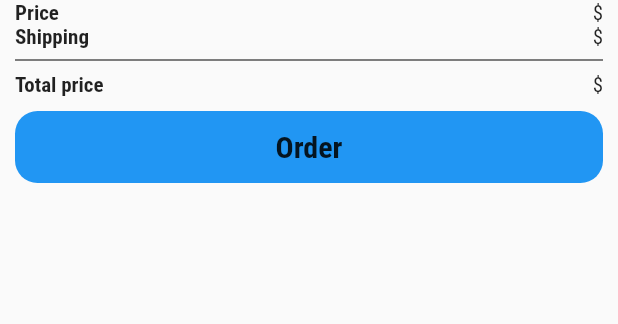
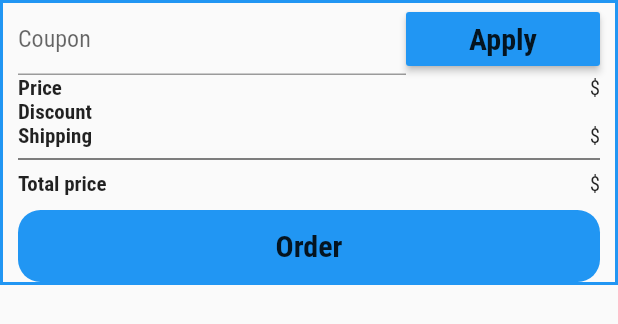
Before and after one commit to atowi7/E-Commerce_app, a Flutter app: the CartBottomAppBar widget shown alone on an empty page, opened directly with empty values, on a phone screen of 412 x 824 dp. Shown: the top 324 px of the screen. Run offline on Flutter 3.47's test engine with Material 2 defaults, Android fonts, the phone set to English and light mode, and no system bars; our stand-ins replace cached_network_image, dartz, firebase_core, flutter_otp_text_field, flutter_svg, geolocator and 4 more; accounts and stored records are empty; project files that could hold a hidden picture were left out.

Commit message:
add coupon and some modifications

```diff
--- a/lib/controller/cart_controller.dart
+++ b/lib/controller/cart_controller.dart
@@ -1,21 +1,33 @@
 import 'package:ecommerce_app/core/class/status_request.dart';
+import 'package:ecommerce_app/core/constant/route.dart';
 import 'package:ecommerce_app/core/function/handle_data.dart';
 import 'package:ecommerce_app/core/service/services.dart';
 import 'package:ecommerce_app/data/datasource/remote/cart_data.dart';
 import 'package:ecommerce_app/data/model/cartmodel.dart';
+import 'package:ecommerce_app/data/model/coupponmodel.dart';
+import 'package:flutter/material.dart';
 import 'package:get/get.dart';
 
 abstract class BaseCartController extends GetxController {
   viewCart();
   addCart(String proid);
   deleteCart(String proid);
+  applyCoupon();
+  double getTotalPrice();
+  goToCheckout();
 }
 
 class CartController extends BaseCartController {
   List<CartModel> dataList = [];
+  CouponModel? couponModel;
   int prosAmount = 0;
-  double totalPrice = 0.0;
-  double shipping = 100.0;
+  double price = 0;
+  double shipping = 0;
+
+  String? couponName;
+  int discount = 0;
+
+  TextEditingController? couponController;
 
   AppServices appServices = Get.find();
 
@@ -26,6 +38,7 @@ class CartController extends BaseCartController {
   @override
   void onInit() {
     viewCart();
+    couponController = TextEditingController();
     super.onInit();
   }
 
@@ -45,10 +58,12 @@ class CartController extends BaseCartController {
         dataList.addAll(data.map((e) => CartModel.fromJson(e)));
         Map amountAndprice = response['amountandprice'];
         prosAmount = int.parse(amountAndprice['amount']);
-        totalPrice = double.parse(amountAndprice['totalprice']);
+        price = double.parse(amountAndprice['totalprice']);
       } else {
         statusRequest = StatusRequest.noDatafailure;
       }
+    } else {
+      statusRequest = StatusRequest.serverFailure;
     }
     update();
   }
@@ -69,6 +84,8 @@ class CartController extends BaseCartController {
         Get.snackbar('NOTFY', 'add to cart Fail');
         statusRequest = StatusRequest.noDatafailure;
       }
+    } else {
+      statusRequest = StatusRequest.serverFailure;
     }
     update();
   }
@@ -93,4 +110,40 @@ class CartController extends BaseCartController {
     }
     update();
   }
+
+  @override
+  applyCoupon() async {
+    statusRequest = StatusRequest.loading;
+    update();
+    var response = await cartdata.checkCoupon(couponController!.text);
+
+    statusRequest = handleData(response);
+
+    if (StatusRequest.sucess == statusRequest) {
+      if (response['status'] == 'sucess') {
+        Map<String, dynamic> data = response['data'];
+        couponModel = CouponModel.fromJson(data);
+        couponName = couponModel!.couponName;
+        discount = int.parse(couponModel!.couponDiscount!);
+        getTotalPrice();
+      } else {
+        // couponName = 'invalid';
+        discount = 0;
+        Get.snackbar('NOTFY', 'Invalid coupon');
+      }
+    } else {
+      Get.snackbar('NOTFY', 'Server Error');
+    }
+    update();
+  }
+
+  @override
+  double getTotalPrice() {
+    return price - (price * (discount / 100));
+  }
+
+  @override
+  goToCheckout() {
+    Get.toNamed(AppRoute.checkout);
+  }
 }
--- a/lib/core/constant/applink.dart
+++ b/lib/core/constant/applink.dart
@@ -36,6 +36,7 @@ class AppLink {
   static const String cartAdd = '$server/cart/add.php';
   static const String cartDelete = '$server/cart/delete.php';
   static const String getcount = '$server/cart/getcount.php';
+  static const String chechcoupon = '$server/coupon/check.php';
 
   //address
   static const String addressview = '$server/address/view.php';
--- a/lib/core/constant/route.dart
+++ b/lib/core/constant/route.dart
@@ -22,8 +22,11 @@ class AppRoute {
   static const String cart = '/cart';
 
   //address
-   static const String addressview = '/addressview';
+  static const String addressview = '/addressview';
   static const String addressadd = '/addressadd';
   static const String addressadddetail = '/addressadddetail';
   static const String addressedit = '/addressedit';
+
+  //Checkout
+  static const String checkout = '/checkout';
 }
--- a/lib/core/constant/theme.dart
+++ b/lib/core/constant/theme.dart
@@ -2,7 +2,17 @@ import 'package:ecommerce_app/core/constant/color.dart';
 import 'package:flutter/material.dart';
 
 ThemeData englishTheme = ThemeData(
-  appBarTheme: const AppBarTheme(backgroundColor: AppColor.blue),
+  appBarTheme: const AppBarTheme(
+    titleTextStyle: TextStyle(
+      color: AppColor.blue,
+      fontWeight: FontWeight.bold,
+      fontFamily: 'Cairo',
+    ),
+    iconTheme: IconThemeData(color: AppColor.blue),
+    backgroundColor: AppColor.white,
+    elevation: 0,
+    centerTitle: true,
+  ),
   floatingActionButtonTheme:
       const FloatingActionButtonThemeData(backgroundColor: AppColor.blue),
   textTheme: const TextTheme(
--- /dev/null
+++ b/lib/data/model/coupponmodel.dart
@@ -0,0 +1,32 @@
+class CouponModel {
+  String? couponId;
+  String? couponName;
+  String? couponDiscount;
+  String? couponCount;
+  String? couponExpirydate;
+
+  CouponModel(
+      {this.couponId,
+      this.couponName,
+      this.couponDiscount,
+      this.couponCount,
+      this.couponExpirydate});
+
+  CouponModel.fromJson(Map<String, dynamic> json) {
+    couponId = json['coupon_id'];
+    couponName = json['coupon_name'];
+    couponDiscount = json['coupon_discount'];
+    couponCount = json['coupon_count'];
+    couponExpirydate = json['coupon_expirydate'];
+  }
+
+  Map<String, dynamic> toJson() {
+    final Map<String, dynamic> data = new Map<String, dynamic>();
+    data['coupon_id'] = this.couponId;
+    data['coupon_name'] = this.couponName;
+    data['coupon_discount'] = this.couponDiscount;
+    data['coupon_count'] = this.couponCount;
+    data['coupon_expirydate'] = this.couponExpirydate;
+    return data;
+  }
+}
--- a/lib/routes.dart
+++ b/lib/routes.dart
@@ -4,6 +4,7 @@ import 'package:ecommerce_app/view/screen/address/addressdetail_add.dart';
 import 'package:ecommerce_app/view/screen/address/address_edit.dart';
 import 'package:ecommerce_app/view/screen/address/address_add.dart';
 import 'package:ecommerce_app/view/screen/cart_screen.dart';
+import 'package:ecommerce_app/view/screen/checkout.dart';
 import 'package:ecommerce_app/view/screen/forgetpassword/checkemail_screen.dart';
 import 'package:ecommerce_app/view/screen/auth/login_screen.dart';
 import 'package:ecommerce_app/view/screen/forgetpassword/resetpassword_screen.dart';
@@ -101,4 +102,8 @@ List<GetPage<dynamic>>? routes = [
     name: AppRoute.addressedit,
     page: () => const AddressEdit(),
   ),
+  GetPage(
+    name: AppRoute.checkout,
+    page: () => const CheckOutScreen(),
+  ),
 ];
--- a/lib/view/widget/cart/cart_bottomappbar.dart
+++ b/lib/view/widget/cart/cart_bottomappbar.dart
@@ -1,23 +1,59 @@
+import 'package:ecommerce_app/controller/cart_controller.dart';
 import 'package:ecommerce_app/core/constant/color.dart';
+
 import 'package:flutter/material.dart';
+import 'package:get/get.dart';
 
-class CartBottomAppBar extends StatelessWidget {
+class CartBottomAppBar extends GetView<CartController> {
+  final TextEditingController textController;
+  final void Function()? onApply;
   final String price;
+  final String discount;
   final String shipping;
   final String total;
-  const CartBottomAppBar(
-      {super.key,
-      required this.price,
-      required this.shipping,
-      required this.total});
+  const CartBottomAppBar({
+    super.key,
+    required this.textController,
+    required this.onApply,
+    required this.price,
+    required this.discount,
+    required this.shipping,
+    required this.total,
+  });
 
   @override
   Widget build(BuildContext context) {
-    return Padding(
+    return Container(
       padding: const EdgeInsets.symmetric(horizontal: 10),
+      decoration: BoxDecoration(
+        border: Border.all(color: AppColor.blue, width: 2),
+      ),
       child: Column(
         mainAxisSize: MainAxisSize.min,
         children: [
+          controller.couponName == null
+              ? Row(
+                  children: [
+                    Expanded(
+                      flex: 2,
+                      child: TextFormField(
+                        controller: textController,
+                        decoration: const InputDecoration(hintText: 'Coupon'),
+                      ),
+                    ),
+                    Expanded(
+                        flex: 1,
+                        child: MaterialButton(
+                          color: AppColor.blue,
+                          onPressed: onApply,
+                          child: const Text('Apply'),
+                        )),
+                  ],
+                )
+              : Text(
+                  'Coupon ${controller.couponName}',
+                  style: const TextStyle(color: AppColor.blue),
+                ),
           Row(
             mainAxisAlignment: MainAxisAlignment.spaceBetween,
             children: [
@@ -26,6 +62,16 @@ class CartBottomAppBar extends StatelessWidget {
                 style: TextStyle(fontWeight: FontWeight.bold),
               ),
               Text('$price\$'),
+            ],
+          ),
+          Row(
+            mainAxisAlignment: MainAxisAlignment.spaceBetween,
+            children: [
+              const Text(
+                'Discount',
+                style: TextStyle(fontWeight: FontWeight.bold),
+              ),
+              Text(discount),
             ],
           ),
           Row(
@@ -61,7 +107,9 @@ class CartBottomAppBar extends StatelessWidget {
               borderRadius: BorderRadius.circular(15),
             ),
             child: MaterialButton(
-              onPressed: () {},
+              onPressed: () {
+                controller.goToCheckout();
+              },
               child: const Text(
                 'Order',
                 style: TextStyle(fontWeight: FontWeight.bold),
```
Also changed, not shown: lib/data/datasource/remote/cart_data.dart (+8 -1 lines), lib/view/screen/cart_screen.dart (+10 -9 lines), lib/view/screen/checkout.dart (added, +14 -0 lines), lib/view/widget/cart/cart_coupon.dart (added, +19 -0 lines), lib/view/widget/cart/cart_topappbar.dart (deleted, +0 -17 lines).
